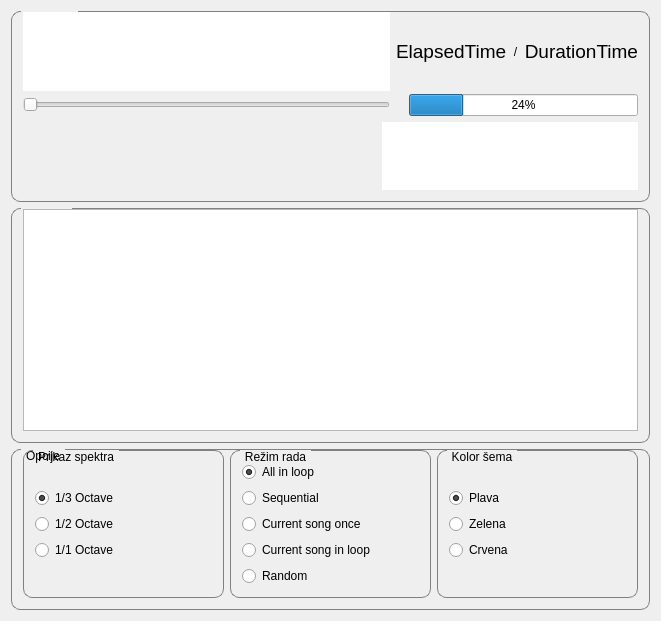
stambur/Mp3-player, file QMedPlayer_test/dialog.ui: the form before one commit.
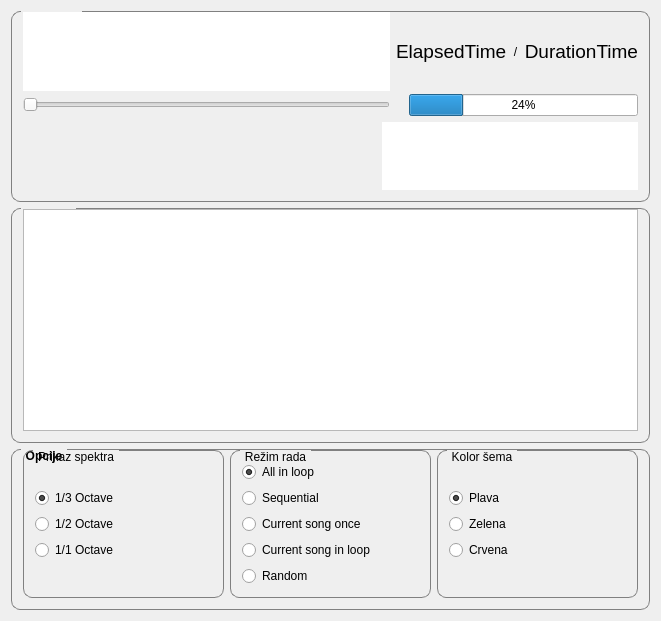
The form after the commit. Icons and pictures are not drawn.

Diff of the .ui file:
```diff
--- a/QMedPlayer_test/dialog.ui
+++ b/QMedPlayer_test/dialog.ui
@@ -34,6 +34,12 @@
        <height>191</height>
       </size>
      </property>
+     <property name="font">
+      <font>
+       <weight>75</weight>
+       <bold>true</bold>
+      </font>
+     </property>
      <property name="styleSheet">
       <string notr="true">QGroupBox {
 border: 1px solid gray;
@@ -224,6 +230,12 @@
    </item>
    <item>
     <widget class="QGroupBox" name="groupBox_3">
+     <property name="font">
+      <font>
+       <weight>75</weight>
+       <bold>true</bold>
+      </font>
+     </property>
      <property name="styleSheet">
       <string notr="true">QGroupBox {
 border: 1px solid gray;
@@ -315,6 +327,12 @@
    </item>
    <item>
     <widget class="QGroupBox" name="groupBox_2">
+     <property name="font">
+      <font>
+       <weight>75</weight>
+       <bold>true</bold>
+      </font>
+     </property>
      <property name="styleSheet">
       <string notr="true">QGroupBox {
 border: 1px solid gray;
```
Left out of the diff: 3 changed lines with no effect on the pictures.
